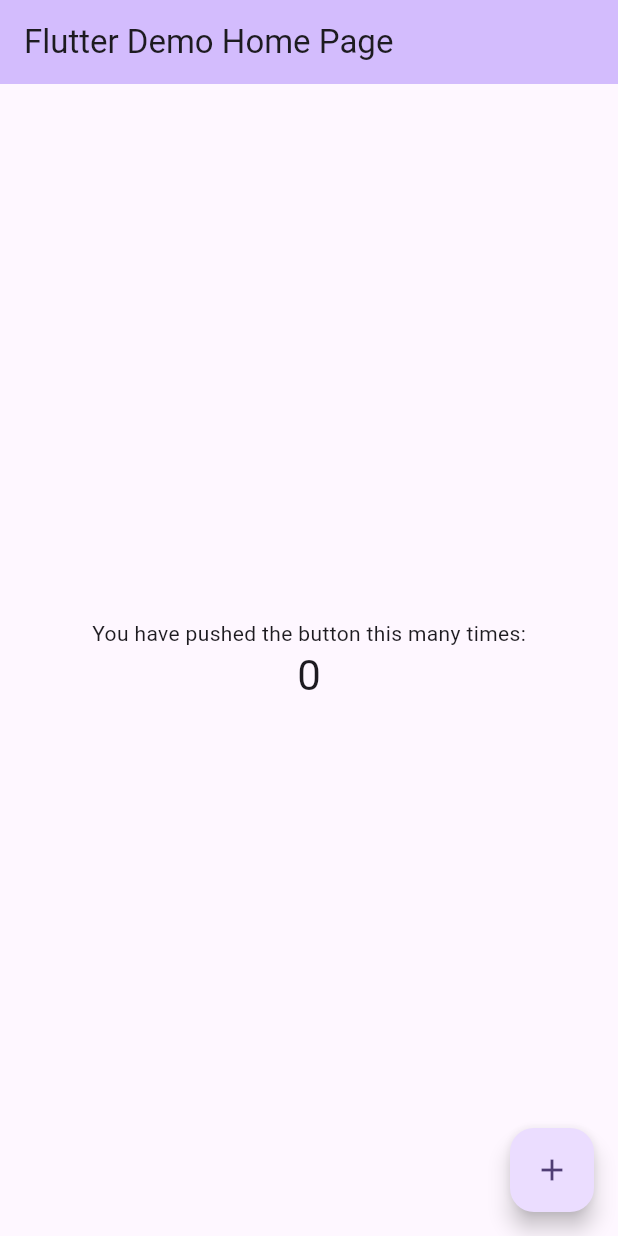
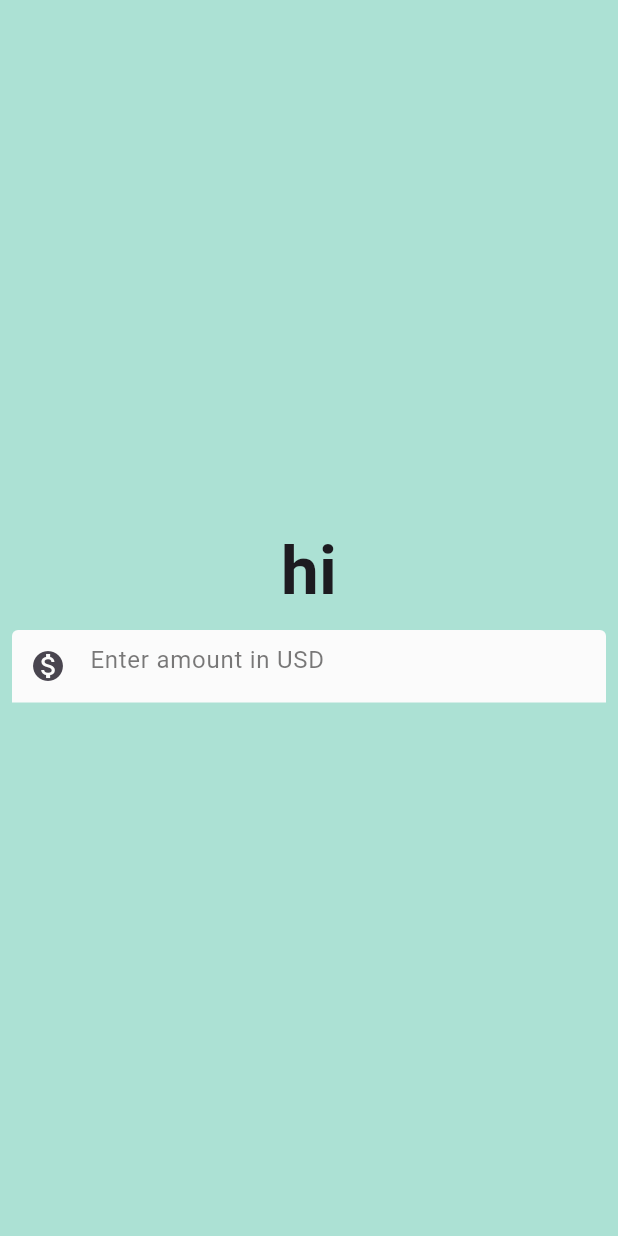
Before and after one commit to ram7767/flutter-examples, a Flutter app: the screen it shows after launch, on a phone screen of 412 x 824 dp. Run offline on Flutter 3.47's test engine with Material 3 defaults, Android fonts, the phone set to English and light mode, and no system bars.

Commit message:
Worked on the UI for the app

```diff
--- a/lib/main.dart
+++ b/lib/main.dart
@@ -1,125 +1,17 @@
 import 'package:flutter/material.dart';
+import 'package:basic_currency_converter_app/pages/currency_converter_materal_page.dart';
 
 void main() {
   runApp(const MyApp());
 }
 
-class MyApp extends StatelessWidget {
+class MyApp extends StatelessWidget{
   const MyApp({super.key});
 
-  // This widget is the root of your application.
   @override
   Widget build(BuildContext context) {
-    return MaterialApp(
-      title: 'Flutter Demo',
-      theme: ThemeData(
-        // This is the theme of your application.
-        //
-        // TRY THIS: Try running your application with "flutter run". You'll see
-        // the application has a purple toolbar. Then, without quitting the app,
-        // try changing the seedColor in the colorScheme below to Colors.green
-        // and then invoke "hot reload" (save your changes or press the "hot
-        // reload" button in a Flutter-supported IDE, or press "r" if you used
-        // the command line to start the app).
-        //
-        // Notice that the counter didn't reset back to zero; the application
-        // state is not lost during the reload. To reset the state, use hot
-        // restart instead.
-        //
-        // This works for code too, not just values: Most code changes can be
-        // tested with just a hot reload.
-        colorScheme: ColorScheme.fromSeed(seedColor: Colors.deepPurple),
-        useMaterial3: true,
-      ),
-      home: const MyHomePage(title: 'Flutter Demo Home Page'),
+    return const MaterialApp(
+      home: HomeMateralPage(),
     );
   }
 }
-
-class MyHomePage extends StatefulWidget {
-  const MyHomePage({super.key, required this.title});
-
-  // This widget is the home page of your application. It is stateful, meaning
-  // that it has a State object (defined below) that contains fields that affect
-  // how it looks.
-
-  // This class is the configuration for the state. It holds the values (in this
-  // case the title) provided by the parent (in this case the App widget) and
-  // used by the build method of the State. Fields in a Widget subclass are
-  // always marked "final".
-
-  final String title;
-
-  @override
-  State<MyHomePage> createState() => _MyHomePageState();
-}
-
-class _MyHomePageState extends State<MyHomePage> {
-  int _counter = 0;
-
-  void _incrementCounter() {
-    setState(() {
-      // This call to setState tells the Flutter framework that something has
-      // changed in this State, which causes it to rerun the build method below
-      // so that the display can reflect the updated values. If we changed
-      // _counter without calling setState(), then the build method would not be
-      // called again, and so nothing would appear to happen.
-      _counter++;
-    });
-  }
-
-  @override
-  Widget build(BuildContext context) {
-    // This method is rerun every time setState is called, for instance as done
-    // by the _incrementCounter method above.
-    //
-    // The Flutter framework has been optimized to make rerunning build methods
-    // fast, so that you can just rebuild anything that needs updating rather
-    // than having to individually change instances of widgets.
-    return Scaffold(
-      appBar: AppBar(
-        // TRY THIS: Try changing the color here to a specific color (to
-        // Colors.amber, perhaps?) and trigger a hot reload to see the AppBar
-        // change color while the other colors stay the same.
-        backgroundColor: Theme.of(context).colorScheme.inversePrimary,
-        // Here we take the value from the MyHomePage object that was created by
-        // the App.build method, and use it to set our appbar title.
-        title: Text(widget.title),
-      ),
-      body: Center(
-        // Center is a layout widget. It takes a single child and positions it
-        // in the middle of the parent.
-        child: Column(
-          // Column is also a layout widget. It takes a list of children and
-          // arranges them vertically. By default, it sizes itself to fit its
-          // children horizontally, and tries to be as tall as its parent.
-          //
-          // Column has various properties to control how it sizes itself and
-          // how it positions its children. Here we use mainAxisAlignment to
-          // center the children vertically; the main axis here is the vertical
-          // axis because Columns are vertical (the cross axis would be
-          // horizontal).
-          //
-          // TRY THIS: Invoke "debug painting" (choose the "Toggle Debug Paint"
-          // action in the IDE, or press "p" in the console), to see the
-          // wireframe for each widget.
-          mainAxisAlignment: MainAxisAlignment.center,
-          children: <Widget>[
-            const Text(
-              'You have pushed the button this many times:',
-            ),
-            Text(
-              '$_counter',
-              style: Theme.of(context).textTheme.headlineMedium,
-            ),
-          ],
-        ),
-      ),
-      floatingActionButton: FloatingActionButton(
-        onPressed: _incrementCounter,
-        tooltip: 'Increment',
-        child: const Icon(Icons.add),
-      ), // This trailing comma makes auto-formatting nicer for build methods.
-    );
-  }
-}
--- /dev/null
+++ b/lib/pages/currency_converter_materal_page.dart
@@ -0,0 +1,58 @@
+import 'package:flutter/material.dart';
+
+class HomeMateralPage extends StatelessWidget {
+  const HomeMateralPage({super.key});
+
+  @override
+  Widget build(BuildContext context) {
+    return const Scaffold(
+      backgroundColor: Color.fromARGB(255, 172, 225, 212),
+      body: Center(
+        child: Column(
+          mainAxisAlignment: MainAxisAlignment.center,
+          crossAxisAlignment: CrossAxisAlignment.center,
+          children: [
+            Text("hi",
+            style: TextStyle(
+              fontSize: 45,
+              fontWeight: FontWeight.bold,
+            ),
+            ),
+            Padding(
+              padding: EdgeInsets.all(8.0),
+              child: TextField(
+                style: TextStyle(
+                  color: Color.fromARGB(255, 54, 153, 233),
+                ),
+                decoration: InputDecoration(
+                 hintText: "Enter amount in USD",
+                 filled: true,
+                 fillColor: Color.fromARGB(255, 251, 251, 251),
+                 hintStyle: TextStyle(
+                  color: Color.fromARGB(179, 64, 63, 63),
+                 ),
+                 prefixIcon: Icon(Icons.monetization_on),
+                 focusedBorder: UnderlineInputBorder(
+                  borderSide: BorderSide(
+                    color:  Color.fromARGB(255, 251, 251, 251),
+                    width: 0,
+                  ),
+                 ),
+                enabledBorder: UnderlineInputBorder(
+                  borderSide: BorderSide(
+                    color:  Color.fromARGB(255, 251, 251, 251),
+                    width: 0,
+                  ),
+                ),
+                ),
+                keyboardType: TextInputType.numberWithOptions(
+                  decimal: true,
+                ),
+              ),
+            ),
+        ],
+      ),
+      ),
+    );
+  }
+}
```
